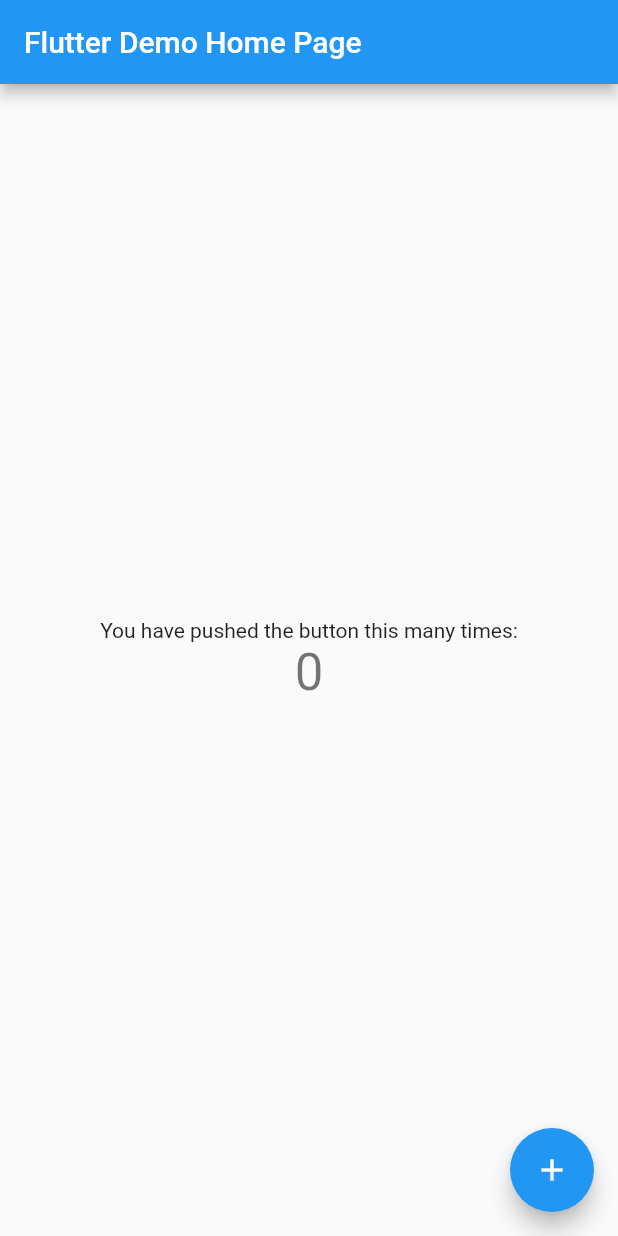
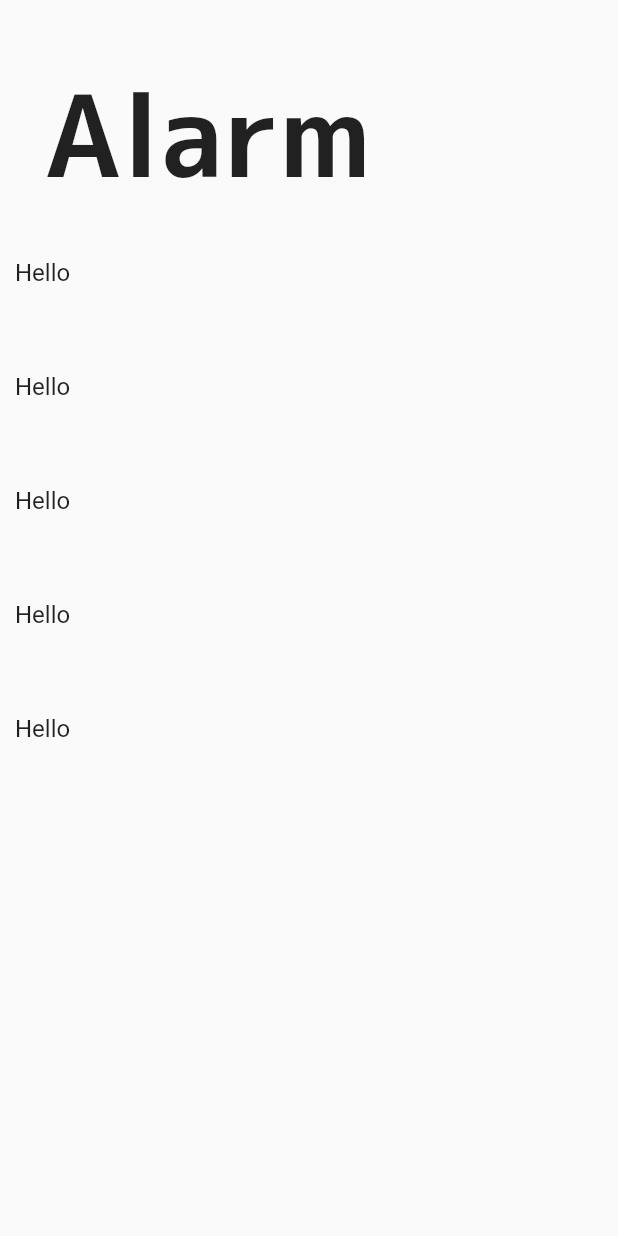
Before and after one commit to aceeedev/toki, a Flutter app: the screen it shows after launch, on a phone screen of 412 x 824 dp. Run offline on Flutter 3.47's test engine with Material 2 defaults, Android fonts, the phone set to English and light mode, and no system bars.

Commit message:
started work on home page

```diff
--- /dev/null
+++ b/lib/home_page.dart
@@ -0,0 +1,31 @@
+import 'package:flutter/material.dart';
+import 'page_title.dart';
+
+class HomePage extends StatelessWidget {
+  const HomePage({Key? key}) : super(key: key);
+
+  @override
+  Widget build(BuildContext context) {
+    return Scaffold(
+      body: Column(
+        children: [
+          const PageTitle('Alarm'),
+          Expanded(
+            child: ListView.builder(
+              itemCount: 5,
+              itemBuilder: _listViewItemBuilder,
+            ),
+          ),
+        ]
+      ),
+    );
+  }
+
+  Widget _listViewItemBuilder(BuildContext context, int index) {
+    return const ListTile(
+      contentPadding: EdgeInsets.all(10.0),
+      title: Text('Hello'),
+    );
+  }
+
+}
--- a/lib/main.dart
+++ b/lib/main.dart
@@ -1,117 +1,7 @@
 import 'package:flutter/material.dart';
+import 'home_page.dart';
 //import 'package:flutter_local_notifications/flutter_local_notifications.dart';
 
-
 void main() {
-  runApp(const MyApp());
+  return runApp(const MaterialApp(home: HomePage()));
 }
-
-class MyApp extends StatelessWidget {
-  const MyApp({Key? key}) : super(key: key);
-
-  // This widget is the root of your application.
-  @override
-  Widget build(BuildContext context) {
-    return MaterialApp(
-      title: 'Flutter Demo',
-      theme: ThemeData(
-        // This is the theme of your application.
-        //
-        // Try running your application with "flutter run". You'll see the
-        // application has a blue toolbar. Then, without quitting the app, try
-        // changing the primarySwatch below to Colors.green and then invoke
-        // "hot reload" (press "r" in the console where you ran "flutter run",
-        // or simply save your changes to "hot reload" in a Flutter IDE).
-        // Notice that the counter didn't reset back to zero; the application
-        // is not restarted.
-        primarySwatch: Colors.blue,
-      ),
-      home: const MyHomePage(title: 'Flutter Demo Home Page'),
-    );
-  }
-}
-
-class MyHomePage extends StatefulWidget {
-  const MyHomePage({Key? key, required this.title}) : super(key: key);
-
-  // This widget is the home page of your application. It is stateful, meaning
-  // that it has a State object (defined below) that contains fields that affect
-  // how it looks.
-
-  // This class is the configuration for the state. It holds the values (in this
-  // case the title) provided by the parent (in this case the App widget) and
-  // used by the build method of the State. Fields in a Widget subclass are
-  // always marked "final".
-
-  final String title;
-
-  @override
-  State<MyHomePage> createState() => _MyHomePageState();
-}
-
-class _MyHomePageState extends State<MyHomePage> {
-  int _counter = 0;
-
-  void _incrementCounter() {
-    setState(() {
-      // This call to setState tells the Flutter framework that something has
-      // changed in this State, which causes it to rerun the build method below
-      // so that the display can reflect the updated values. If we changed
-      // _counter without calling setState(), then the build method would not be
-      // called again, and so nothing would appear to happen.
-      _counter++;
-    });
-  }
-
-  @override
-  Widget build(BuildContext context) {
-    // This method is rerun every time setState is called, for instance as done
-    // by the _incrementCounter method above.
-    //
-    // The Flutter framework has been optimized to make rerunning build methods
-    // fast, so that you can just rebuild anything that needs updating rather
-    // than having to individually change instances of widgets.
-    return Scaffold(
-      appBar: AppBar(
-        // Here we take the value from the MyHomePage object that was created by
-        // the App.build method, and use it to set our appbar title.
-        title: Text(widget.title),
-      ),
-      body: Center(
-        // Center is a layout widget. It takes a single child and positions it
-        // in the middle of the parent.
-        child: Column(
-          // Column is also a layout widget. It takes a list of children and
-          // arranges them vertically. By default, it sizes itself to fit its
-          // children horizontally, and tries to be as tall as its parent.
-          //
-          // Invoke "debug painting" (press "p" in the console, choose the
-          // "Toggle Debug Paint" action from the Flutter Inspector in Android
-          // Studio, or the "Toggle Debug Paint" command in Visual Studio Code)
-          // to see the wireframe for each widget.
-          //
-          // Column has various properties to control how it sizes itself and
-          // how it positions its children. Here we use mainAxisAlignment to
-          // center the children vertically; the main axis here is the vertical
-          // axis because Columns are vertical (the cross axis would be
-          // horizontal).
-          mainAxisAlignment: MainAxisAlignment.center,
-          children: <Widget>[
-            const Text(
-              'You have pushed the button this many times:',
-            ),
-            Text(
-              '$_counter',
-              style: Theme.of(context).textTheme.headline4,
-            ),
-          ],
-        ),
-      ),
-      floatingActionButton: FloatingActionButton(
-        onPressed: _incrementCounter,
-        tooltip: 'Increment',
-        child: const Icon(Icons.add),
-      ), // This trailing comma makes auto-formatting nicer for build methods.
-    );
-  }
-}
--- /dev/null
+++ b/lib/page_title.dart
@@ -0,0 +1,19 @@
+import 'package:flutter/material.dart';
+import 'styles.dart';
+
+class PageTitle extends StatelessWidget {
+  final String title;
+
+  const PageTitle(this.title);
+
+  @override
+  Widget build(BuildContext context) {
+    return Container(
+      padding: const EdgeInsets.fromLTRB(0.0, 50.0, 135.0, 0.0),
+      child: Text(title,
+        textAlign: TextAlign.left,
+        style: Styles.pageTitle
+      ),
+    );
+  }
+}
--- /dev/null
+++ b/lib/styles.dart
@@ -0,0 +1,31 @@
+import 'package:flutter/material.dart';
+
+class Styles {
+  static const _textSizeLarge = 25.0;
+  static const _textSizeDefault = 16.0;
+  static const _textSizeTitle = 75.0;
+  static final Color _textColorStrong = _hexToColor('000000');
+  static final Color _textColorDefault = _hexToColor('666666');
+  static const String _fontNameDefault = 'M+ 1C';
+
+  static const pageTitle = TextStyle(
+    fontFamily: _fontNameDefault,
+    fontSize: _textSizeTitle,
+    fontWeight: FontWeight.w700,
+  );
+
+  static final headerLarge = TextStyle(
+    fontFamily: _fontNameDefault,
+    fontSize: _textSizeLarge,
+    color: _textColorStrong,
+  );
+  static final textDefault = TextStyle(
+    fontFamily: _fontNameDefault,
+    fontSize: _textSizeDefault,
+    color: _textColorDefault,
+  );
+
+  static Color _hexToColor(String code) {
+    return Color(int.parse(code.substring(0, 6), radix: 16) + 0xFF000000);
+  }
+}
```
Also changed, not shown: pubspec.yaml (+17 -0 lines), assets/fonts/mplus-1c-black.ttf (added), assets/fonts/mplus-1c-bold.ttf (added), assets/fonts/mplus-1c-heavy.ttf (added), assets/fonts/mplus-1c-light.ttf (added), assets/fonts/mplus-1c-medium.ttf (added), assets/fonts/mplus-1c-regular.ttf (added), assets/fonts/mplus-1c-thin.ttf (added), 3 other files.
